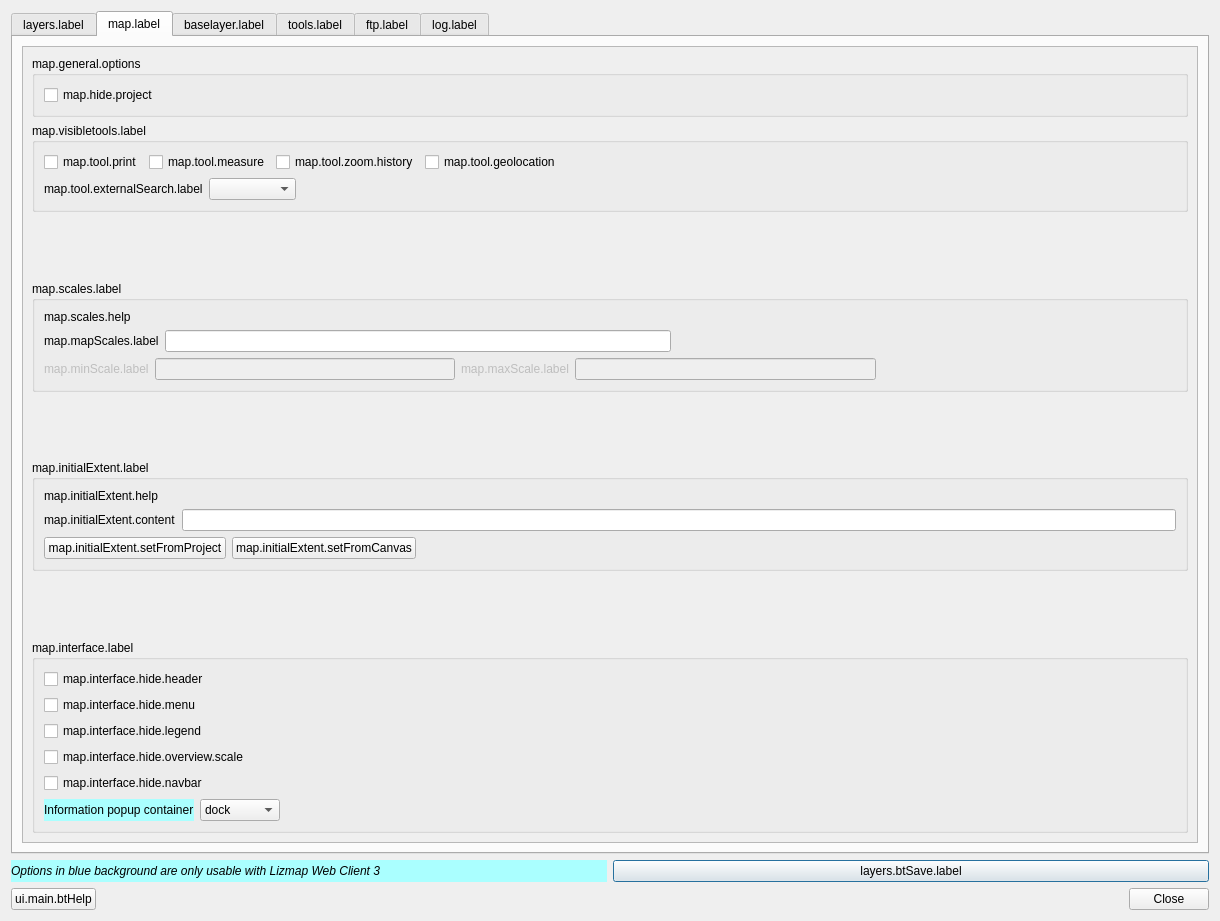
This is ui_lizmap.ui in 3liz/lizmap-plugin as Qt 5 draws it before an edit. The edited form follows.
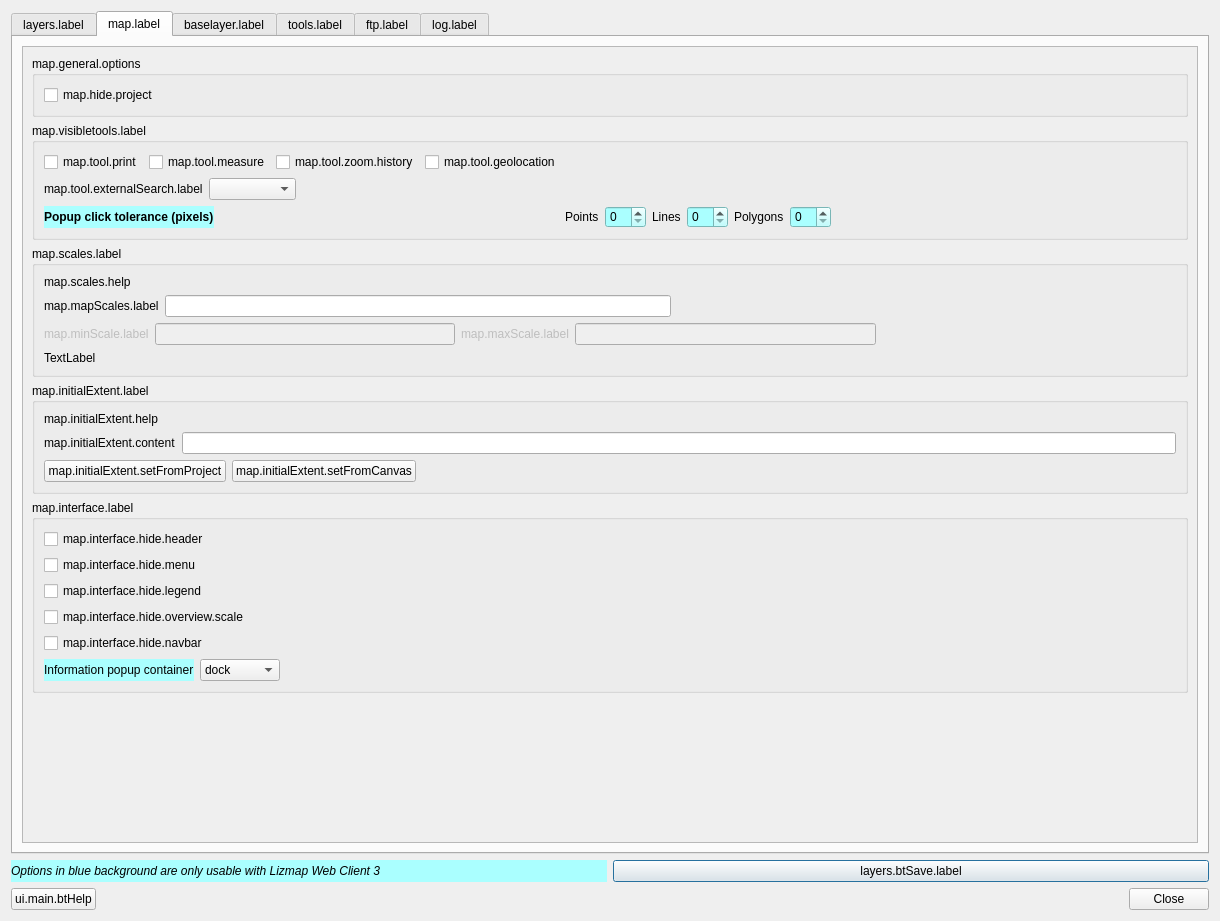
This is the edited form. The open tabs and pages were chosen to show the change.

Commit message:
[FEATURE] Map - Add options to configure tolerances for popup activation in pixels
3 new options have been added

* point: default 25
* line: default 10
* polygon: default 5

This can help the user to improve popup activation in mobile devices

The edit to the form file:
```diff
--- a/ui_lizmap.ui
+++ b/ui_lizmap.ui
@@ -726,22 +726,97 @@
                 </item>
                </layout>
               </item>
+              <item>
+               <layout class="QHBoxLayout" name="horizontalLayout_30">
+                <item>
+                 <widget class="QLabel" name="label_68">
+                  <property name="font">
+                   <font>
+                    <weight>75</weight>
+                    <bold>true</bold>
+                   </font>
+                  </property>
+                  <property name="styleSheet">
+                   <string notr="true">background-color:rgb(170, 255, 255);</string>
+                  </property>
+                  <property name="text">
+                   <string>Popup click tolerance (pixels)</string>
+                  </property>
+                 </widget>
+                </item>
+                <item>
+                 <spacer name="horizontalSpacer_31">
+                  <property name="orientation">
+                   <enum>Qt::Horizontal</enum>
+                  </property>
+                  <property name="sizeHint" stdset="0">
+                   <size>
+                    <width>40</width>
+                    <height>20</height>
+                   </size>
+                  </property>
+                 </spacer>
+                </item>
+                <item>
+                 <widget class="QLabel" name="label_70">
+                  <property name="text">
+                   <string>Points</string>
+                  </property>
+                 </widget>
+                </item>
+                <item>
+                 <widget class="QSpinBox" name="inPointTolerance">
+                  <property name="styleSheet">
+                   <string notr="true">background-color:rgb(170, 255, 255);</string>
+                  </property>
+                 </widget>
+                </item>
+                <item>
+                 <widget class="QLabel" name="label_69">
+                  <property name="text">
+                   <string>Lines</string>
+                  </property>
+                 </widget>
+                </item>
+                <item>
+                 <widget class="QSpinBox" name="inLineTolerance">
+                  <property name="styleSheet">
+                   <string notr="true">background-color:rgb(170, 255, 255);</string>
+                  </property>
+                 </widget>
+                </item>
+                <item>
+                 <widget class="QLabel" name="label_72">
+                  <property name="text">
+                   <string>Polygons</string>
+                  </property>
+                 </widget>
+                </item>
+                <item>
+                 <widget class="QSpinBox" name="inPolygonTolerance">
+                  <property name="styleSheet">
+                   <string notr="true">background-color:rgb(170, 255, 255);</string>
+                  </property>
+                 </widget>
+                </item>
+                <item>
+                 <spacer name="horizontalSpacer_32">
+                  <property name="orientation">
+                   <enum>Qt::Horizontal</enum>
+                  </property>
+                  <property name="sizeHint" stdset="0">
+                   <size>
+                    <width>40</width>
+                    <height>20</height>
+                   </size>
+                  </property>
+                 </spacer>
+                </item>
+               </layout>
+              </item>
              </layout>
             </widget>
            </item>
-           <item>
-            <spacer name="verticalSpacer">
-             <property name="orientation">
-              <enum>Qt::Vertical</enum>
-             </property>
-             <property name="sizeHint" stdset="0">
-              <size>
-               <width>20</width>
-               <height>40</height>
-              </size>
-             </property>
-            </spacer>
-           </item>
            <item>
             <widget class="QGroupBox" name="gb_Scales">
              <property name="styleSheet">
@@ -791,12 +866,6 @@
                   <property name="enabled">
                    <bool>false</bool>
                   </property>
-                  <property name="inputMethodHints">
-                   <set>Qt::ImhDigitsOnly</set>
-                  </property>
-                  <property name="maxLength">
-                   <number>10</number>
-                  </property>
                  </widget>
                 </item>
                 <item>
@@ -852,22 +921,16 @@
                 </item>
                </layout>
               </item>
+              <item row="3" column="0">
+               <widget class="QLabel" name="label_71">
+                <property name="text">
+                 <string>TextLabel</string>
+                </property>
+               </widget>
+              </item>
              </layout>
             </widget>
            </item>
-           <item>
-            <spacer name="verticalSpacer_2">
-             <property name="orientation">
-              <enum>Qt::Vertical</enum>
-             </property>
-             <property name="sizeHint" stdset="0">
-              <size>
-               <width>20</width>
-               <height>40</height>
-              </size>
-             </property>
-            </spacer>
-           </item>
            <item>
             <widget class="QGroupBox" name="gb_extent">
              <property name="title">
@@ -933,19 +996,6 @@
              </layout>
             </widget>
            </item>
-           <item>
-            <spacer name="verticalSpacer_7">
-             <property name="orientation">
-              <enum>Qt::Vertical</enum>
-             </property>
-             <property name="sizeHint" stdset="0">
-              <size>
-               <width>20</width>
-               <height>40</height>
-              </size>
-             </property>
-            </spacer>
-           </item>
            <item>
             <widget class="QGroupBox" name="gb_interface">
              <property name="title">
@@ -1036,6 +1086,19 @@
              </layout>
             </widget>
            </item>
+           <item>
+            <spacer name="verticalSpacer">
+             <property name="orientation">
+              <enum>Qt::Vertical</enum>
+             </property>
+             <property name="sizeHint" stdset="0">
+              <size>
+               <width>20</width>
+               <height>40</height>
+              </size>
+             </property>
+            </spacer>
+           </item>
           </layout>
          </widget>
         </widget>
@@ -1057,8 +1120,8 @@
            <rect>
             <x>0</x>
             <y>0</y>
-            <width>955</width>
-            <height>679</height>
+            <width>1178</width>
+            <height>780</height>
            </rect>
           </property>
           <layout class="QVBoxLayout" name="verticalLayout_13">
@@ -1653,7 +1716,7 @@
            <rect>
             <x>0</x>
             <y>0</y>
-            <width>1154</width>
+            <width>1162</width>
             <height>2167</height>
            </rect>
           </property>
@@ -2864,8 +2927,8 @@
            <rect>
             <x>0</x>
             <y>0</y>
-            <width>121</width>
-            <height>115</height>
+            <width>1178</width>
+            <height>780</height>
            </rect>
           </property>
           <layout class="QVBoxLayout" name="verticalLayout_5">
```
Left out of the diff: 5 changed lines with no effect on the pictures. The commit also changes 10 other files.
